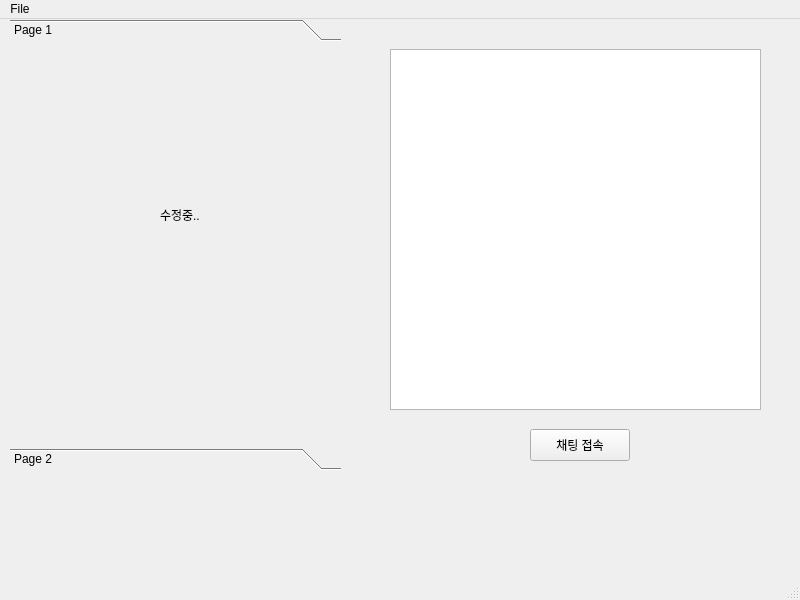
Before: the Qt Designer form ClientApp/mainwindow.ui in kimtae9217/miniproject2-vedaHealthCare, drawn with Qt 5.
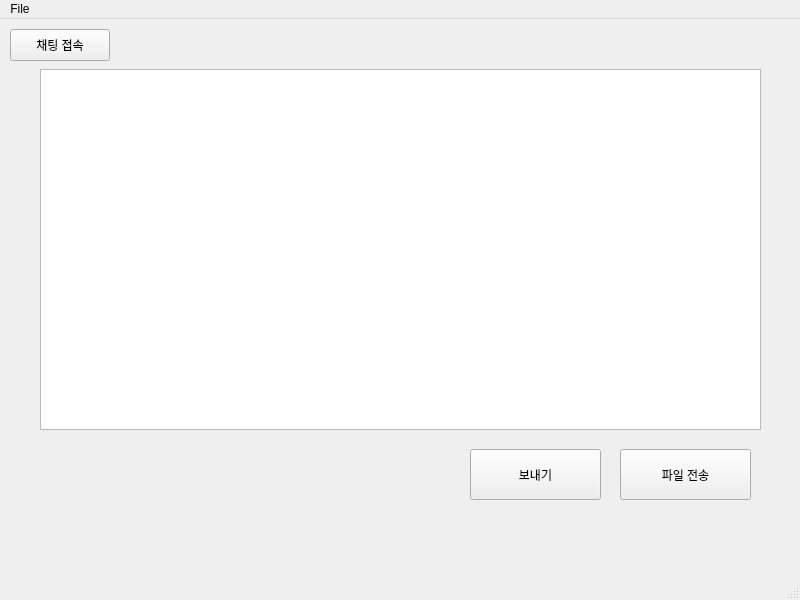
After: the same form once the commit is applied.

Commit message: 회원가입 화면 정보 추가

The edit to the form file:
```diff
--- a/ClientApp/mainwindow.ui
+++ b/ClientApp/mainwindow.ui
@@ -14,63 +14,11 @@
    <string>MainWindow</string>
   </property>
   <widget class="QWidget" name="centralwidget">
-   <widget class="QToolBox" name="toolBox">
-    <property name="geometry">
-     <rect>
-      <x>10</x>
-      <y>0</y>
-      <width>331</width>
-      <height>451</height>
-     </rect>
-    </property>
-    <property name="currentIndex">
-     <number>0</number>
-    </property>
-    <widget class="QWidget" name="page">
-     <property name="geometry">
-      <rect>
-       <x>0</x>
-       <y>0</y>
-       <width>331</width>
-       <height>383</height>
-      </rect>
-     </property>
-     <attribute name="label">
-      <string>Page 1</string>
-     </attribute>
-     <widget class="QLabel" name="label">
-      <property name="geometry">
-       <rect>
-        <x>150</x>
-        <y>160</y>
-        <width>58</width>
-        <height>16</height>
-       </rect>
-      </property>
-      <property name="text">
-       <string>수정중..</string>
-      </property>
-     </widget>
-    </widget>
-    <widget class="QWidget" name="page_2">
-     <property name="geometry">
-      <rect>
-       <x>0</x>
-       <y>0</y>
-       <width>331</width>
-       <height>383</height>
-      </rect>
-     </property>
-     <attribute name="label">
-      <string>Page 2</string>
-     </attribute>
-    </widget>
-   </widget>
    <widget class="QPushButton" name="pushButton">
     <property name="geometry">
      <rect>
-      <x>530</x>
-      <y>410</y>
+      <x>10</x>
+      <y>10</y>
       <width>100</width>
       <height>32</height>
      </rect>
@@ -82,13 +30,39 @@
    <widget class="QListWidget" name="listWidget">
     <property name="geometry">
      <rect>
-      <x>390</x>
-      <y>30</y>
-      <width>371</width>
+      <x>40</x>
+      <y>50</y>
+      <width>721</width>
       <height>361</height>
      </rect>
     </property>
    </widget>
+   <widget class="QPushButton" name="pushButton_2">
+    <property name="geometry">
+     <rect>
+      <x>470</x>
+      <y>430</y>
+      <width>131</width>
+      <height>51</height>
+     </rect>
+    </property>
+    <property name="text">
+     <string>보내기</string>
+    </property>
+   </widget>
+   <widget class="QPushButton" name="pushButton_3">
+    <property name="geometry">
+     <rect>
+      <x>620</x>
+      <y>430</y>
+      <width>131</width>
+      <height>51</height>
+     </rect>
+    </property>
+    <property name="text">
+     <string>파일 전송</string>
+    </property>
+   </widget>
   </widget>
   <widget class="QMenuBar" name="menubar">
    <property name="geometry">
```
Left out of the diff: 2 changed lines with no effect on the pictures. The commit also changes 2 other files.
